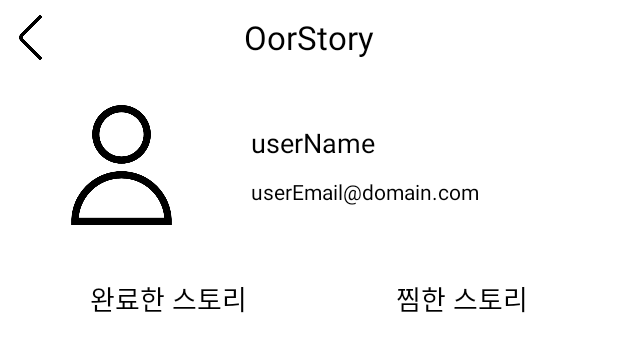
After one commit to sooheekim96/Oorstory_application, an Android app: the layout activity_my_room.xml on its own in the app's theme, with its tools: preview values and no code run, on a phone screen of 412 x 824 dp. The commit adds this screen. Shown: the top 352 px of the screen. Run offline under Robolectric (Android 15) with nearby library versions, the phone set to English and light mode, and no system bars.

Commit message:
add MyRoom Activity
데이터베이스 제외

```diff
--- /dev/null
+++ b/app/src/main/res/layout/activity_my_room.xml
@@ -0,0 +1,140 @@
+<?xml version="1.0" encoding="utf-8"?>
+<LinearLayout xmlns:android="http://schemas.android.com/apk/res/android"
+    xmlns:app="http://schemas.android.com/apk/res-auto"
+    xmlns:tools="http://schemas.android.com/tools"
+    android:layout_width="match_parent"
+    android:layout_height="match_parent"
+    android:background="#ffff"
+    tools:context="com.example.oorstory.MyRoomActivity"
+    android:orientation="vertical">
+
+    <LinearLayout
+        android:id="@+id/linearLayout1"
+        android:layout_width="match_parent"
+        android:layout_height="50dp"
+        android:background="#FFF"
+        android:weightSum="1"
+        app:layout_constraintEnd_toEndOf="parent"
+        app:layout_constraintStart_toStartOf="parent"
+        app:layout_constraintTop_toTopOf="parent">
+
+        <ImageButton
+            android:id="@+id/back_btn_myRoom"
+            android:layout_width="0dp"
+            android:layout_height="match_parent"
+            android:layout_weight="0.1"
+            android:background="@android:color/transparent"
+            android:padding="5dp"
+            android:scaleType="fitCenter"
+            android:src="@drawable/back" />
+
+        <TextView
+            android:layout_width="0dp"
+            android:layout_height="match_parent"
+            android:layout_weight="0.8"
+            android:gravity="center"
+            android:text="@string/app_name"
+            android:textColor="#000"
+            android:textSize="22dp" />
+
+    </LinearLayout>
+
+    <LinearLayout
+        android:padding="10dp"
+        android:id="@+id/linearLayout2"
+        android:layout_width="match_parent"
+        android:layout_height="120dp"
+        android:background="#ffff"
+        android:gravity="center"
+        android:orientation="horizontal"
+        app:layout_constraintTop_toBottomOf="@+id/linearLayout1"
+        tools:layout_editor_absoluteX="0dp">
+
+        <ImageView
+            android:src="@drawable/user"
+            android:id="@+id/imageView2"
+            android:layout_width="wrap_content"
+            android:layout_height="wrap_content"
+            android:layout_weight="1"
+            android:padding="10dp"
+            android:scaleType="fitCenter" />
+
+        <LinearLayout
+            android:padding="10dp"
+            android:layout_width="250dp"
+            android:layout_height="match_parent"
+            android:gravity="center_vertical"
+            android:orientation="vertical">
+
+            <TextView
+                android:layout_width="match_parent"
+                android:layout_height="wrap_content"
+                android:padding="5dp"
+                android:text="userName"
+                android:textColor="#000"
+                android:textSize="18sp" />
+
+            <TextView
+                android:id="@+id/textView8"
+                android:layout_width="match_parent"
+                android:layout_height="wrap_content"
+                android:padding="5dp"
+                android:text="userEmail@domain.com"
+                android:textColor="#000"
+                android:textSize="14sp" />
+        </LinearLayout>
+
+    </LinearLayout>
+
+    <LinearLayout
+        android:padding="10dp"
+        android:layout_width="match_parent"
+        android:layout_height="wrap_content"
+        android:background="#ffff"
+        android:orientation="horizontal"
+        app:layout_constraintEnd_toEndOf="parent"
+        app:layout_constraintStart_toStartOf="parent"
+        app:layout_constraintTop_toBottomOf="@+id/linearLayout2">
+
+        <TextView
+            android:id="@+id/finish_tv"
+            android:layout_width="wrap_content"
+            android:layout_height="wrap_content"
+            android:layout_weight="1"
+            android:gravity="center"
+            android:text="완료한 스토리"
+            android:padding="5dp"
+            android:textSize="18sp"
+            android:textColor="#000"
+            android:clickable="true"/>
+
+        <TextView
+            android:padding="5dp"
+            android:textSize="18sp"
+            android:id="@+id/like_tv"
+            android:layout_width="wrap_content"
+            android:layout_height="wrap_content"
+            android:layout_weight="1"
+            android:gravity="center"
+            android:text="찜한 스토리"
+            android:textColor="#000"
+            android:clickable="true"/>
+    </LinearLayout>
+
+    <ScrollView
+        android:layout_width="match_parent"
+        android:layout_height="match_parent"
+        android:background="#ffff"
+        app:layout_constraintBottom_toBottomOf="parent"
+        app:layout_constraintEnd_toEndOf="parent"
+        app:layout_constraintStart_toStartOf="parent"
+        app:layout_constraintTop_toBottomOf="@+id/linearLayout5">
+
+        <androidx.recyclerview.widget.RecyclerView
+            android:id="@+id/recycler2"
+            android:layout_width="match_parent"
+            android:layout_height="0dp"
+            android:orientation="vertical"/>
+    </ScrollView>
+
+</LinearLayout>
```
Also changed, not shown: app/src/main/AndroidManifest.xml (+5 -4 lines), app/src/main/java/com/example/oorstory/MainActivity.java (+25 -16 lines), app/src/main/java/com/example/oorstory/MyRoomActivity.java (added, +107 -0 lines), app/src/main/res/layout/activity_main.xml (+14 -18 lines), app/src/main/res/drawable-v24/user.png (added).
